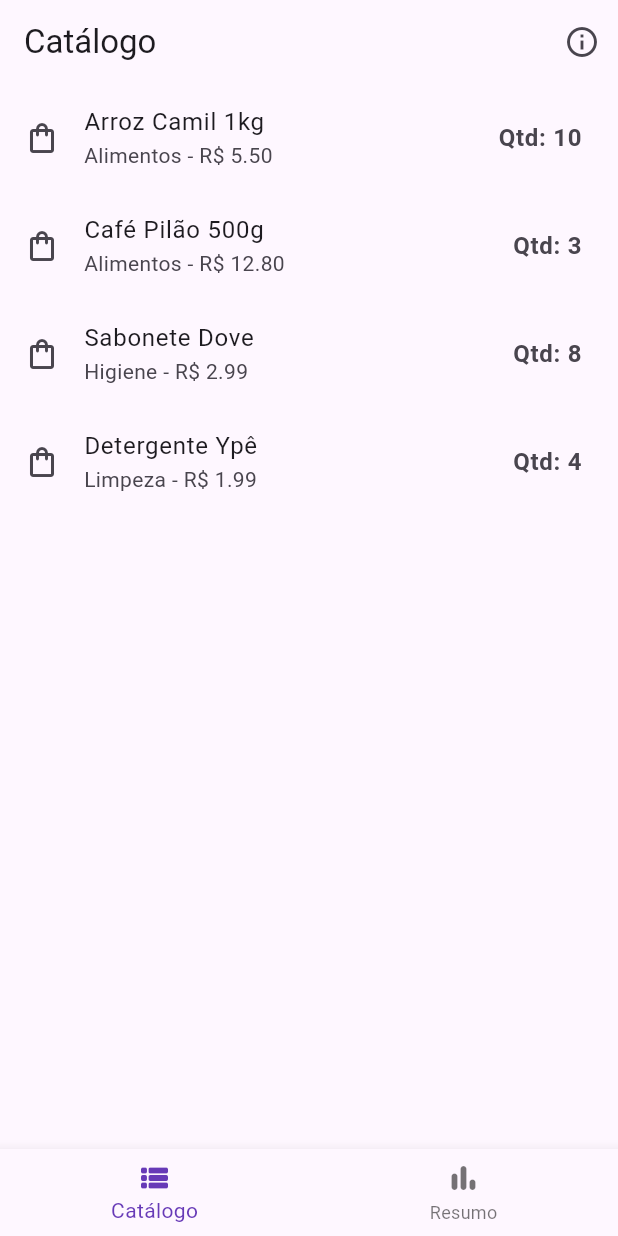
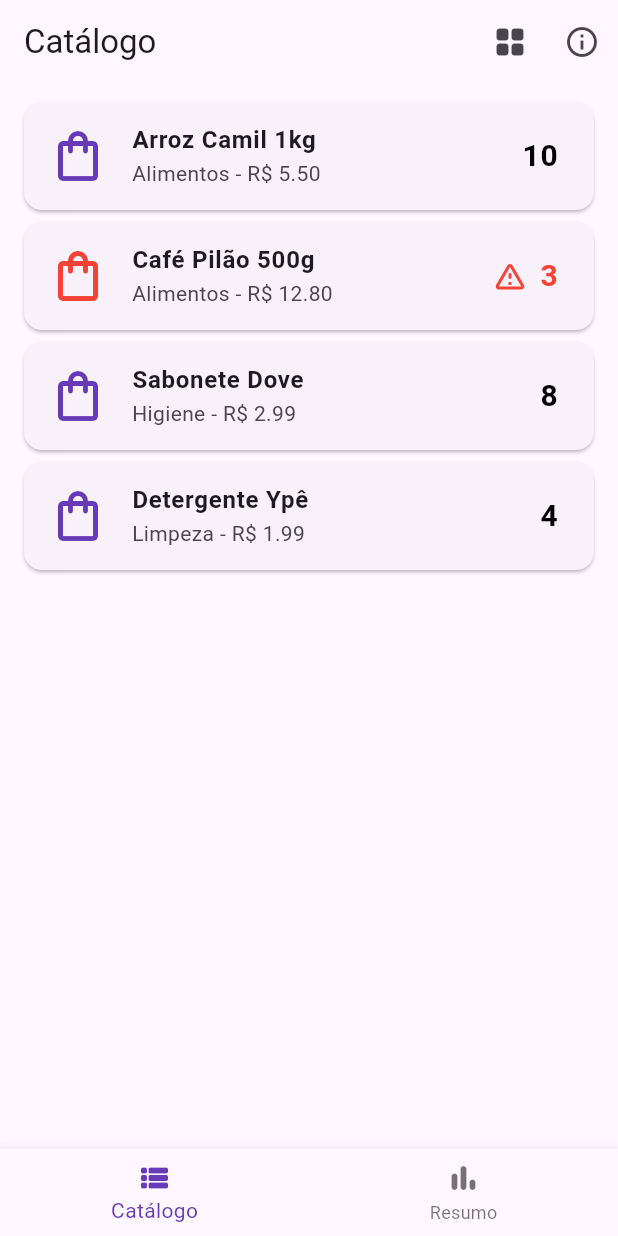
Before and after one commit to matheusrossimachado/Stocklite, a Flutter app: the HomeScreen screen opened directly, on a phone screen of 412 x 824 dp. Run offline on Flutter 3.47's test engine with Material 3 defaults, Android fonts, the phone set to English and light mode, and no system bars; our stand-ins replace device_preview, intl_phone_number_input.

Commit message:
feat: Add list/grid view toggle to catalog screen
This commit introduces a view mode toggle on the catalog screen, allowing users to switch between a list view and a grid view.

- An IconButton was added to the AppBar to control the toggle.
- The HomeScreen was converted to a StatefulWidget to manage the view state (isGridView).
- A GridView.builder was implemented to display products as cards in a 2-column grid.
- The CatalogTab widget was refactored to conditionally render either the ListView or the GridView based on the state.

```diff
--- a/lib/modules/home/views/home_screen.dart
+++ b/lib/modules/home/views/home_screen.dart
@@ -1,5 +1,4 @@
 import 'package:flutter/material.dart';
-// 1. IMPORTANDO AS FERRAMENTAS E MODELOS
 import 'package:provider/provider.dart';
 import 'package:stocklite_app/data/models/product_model.dart';
 import 'package:stocklite_app/modules/about/views/about_screen.dart';
@@ -14,19 +13,28 @@
 class _HomeScreenState extends State<HomeScreen> {
   int _selectedIndex = 0;
 
-  // 2. A LISTA DE TELAS AGORA TEM NOSSO CATÁLOGO DE VERDADE
-  static final List<Widget> _widgetOptions = <Widget>[
-    // Posição 0: A nova tela do Catálogo
-    const CatalogTab(), // Substituímos o Center por um widget dedicado
+  // NOVO: Variável de estado para controlar o modo de visualização.
+  // Começa como 'false', ou seja, o padrão é a visualização em LISTA.
+  bool _isGridView = false;
 
-    // Posição 1: A tela do Resumo (continua como placeholder)
+  // A lista de widgets agora precisa receber o estado de visualização.
+  // Por isso, não pode ser 'static final' mais.
+  late final List<Widget> _widgetOptions;
+
+  // 'initState' é um método especial que é chamado uma única vez
+  // quando o widget é criado. É o lugar perfeito para inicializar nossas variáveis.
+  @override
+  void initState() {
+    super.initState();
+    // Inicializamos nossa lista de abas aqui.
+    _widgetOptions = <Widget>[
+      // Passamos a variável de estado para a aba de Catálogo.
+      CatalogTab(isGridView: _isGridView),
       const Center(
-      child: Text(
-        'Aqui ficará o Resumo/Dashboard',
-        style: TextStyle(fontSize: 22, fontWeight: FontWeight.bold),
-      ),
+        child: Text('Aqui ficará o Resumo/Dashboard'),
       ),
     ];
+  }
 
   void _onItemTapped(int index) {
     setState(() {
@@ -41,6 +49,22 @@
         title: Text(_selectedIndex == 0 ? 'Catálogo' : 'Resumo'),
         automaticallyImplyLeading: false,
         actions: [
+          // NOVO: O botão de Toggle!
+          // Só mostramos o botão se a aba de Catálogo estiver selecionada.
+          if (_selectedIndex == 0)
+            IconButton(
+              // O ícone muda dependendo do modo de visualização atual.
+              icon: Icon(_isGridView ? Icons.view_list_rounded : Icons.grid_view_rounded),
+              tooltip: 'Alterar Visualização', // Texto de ajuda
+              onPressed: () {
+                // Ao pressionar, usamos setState para inverter o valor da nossa variável.
+                setState(() {
+                  _isGridView = !_isGridView;
+                  // ATENÇÃO: Precisamos reconstruir nossa lista de abas com o novo valor.
+                  _widgetOptions[0] = CatalogTab(isGridView: _isGridView);
+                });
+              },
+            ),
           IconButton(
             icon: const Icon(Icons.info_outline),
             onPressed: () {
@@ -54,14 +78,8 @@
       body: _widgetOptions.elementAt(_selectedIndex),
       bottomNavigationBar: BottomNavigationBar(
         items: const <BottomNavigationBarItem>[
-          BottomNavigationBarItem(
-            icon: Icon(Icons.view_list_rounded),
-            label: 'Catálogo',
-          ),
-          BottomNavigationBarItem(
-            icon: Icon(Icons.bar_chart_rounded),
-            label: 'Resumo',
-          ),
+          BottomNavigationBarItem(icon: Icon(Icons.view_list_rounded), label: 'Catálogo'),
+          BottomNavigationBarItem(icon: Icon(Icons.bar_chart_rounded), label: 'Resumo'),
         ],
         currentIndex: _selectedIndex,
         selectedItemColor: Colors.deepPurple,
@@ -71,44 +89,99 @@
   }
 }
 
-// 3. O WIDGET DEDICADO PARA A ABA DE CATÁLOGO
+// O widget CatalogTab agora precisa saber qual visualização mostrar.
 class CatalogTab extends StatelessWidget {
-  const CatalogTab({super.key});
+  // Recebemos o valor de 'isGridView' da tela principal.
+  final bool isGridView;
+  const CatalogTab({super.key, required this.isGridView});
 
   @override
   Widget build(BuildContext context) {
-    // 4. A MÁGICA DO CONSUMER
-    // O widget Consumer "ouve" o ProductController. Toda vez que o controller
-    // chamar 'notifyListeners()', o Consumer vai reconstruir o que está dentro do 'builder'.
     return Consumer<ProductController>(
       builder: (context, productController, child) {
-        // 5. CONSTRUINDO A LISTA
-        // Usamos ListView.builder para criar a lista de forma eficiente.
-        // Ele só constrói os itens que estão visíveis na tela.
+        if (productController.products.isEmpty) {
+          return const Center(child: Text('Nenhum produto cadastrado ainda.'));
+        }
+
+        // --- AQUI ESTÁ A LÓGICA DO TOGGLE ---
+        // Usamos um operador ternário para decidir qual widget construir.
+        return isGridView
+            ? _buildGridView(productController.products) // Se for grade, constrói a grade.
+            : _buildListView(productController.products); // Senão, constrói a lista.
+      },
+    );
+  }
+
+  // MÉTODO PARA CONSTRUIR A LISTA (O que já tínhamos)
+  Widget _buildListView(List<ProductModel> products) {
     return ListView.builder(
-          // Dizemos quantos itens a lista terá no total.
-          itemCount: productController.products.length,
-          // 'itemBuilder' é a receita para construir cada item da lista.
+      padding: const EdgeInsets.all(8.0),
+      itemCount: products.length,
       itemBuilder: (context, index) {
-            // Pegamos o produto específico para esta posição da lista.
-            final ProductModel product = productController.products[index];
-
-            // 6. O VISUAL DE CADA ITEM DA LISTA
-            // Usamos um ListTile, que é perfeito para exibir informações de forma organizada.
-            return ListTile(
-              // 'leading' é o widget que aparece no início.
-              leading: const Icon(Icons.shopping_bag_outlined),
-              // 'title' é o texto principal.
-              title: Text(product.name),
-              // 'subtitle' é o texto secundário, abaixo do título.
+        final ProductModel product = products[index];
+        final bool isLowStock = product.quantity <= product.minimumQuantity;
+        return Card(
+          margin: const EdgeInsets.symmetric(horizontal: 8, vertical: 4),
+          child: ListTile(
+            leading: Icon(Icons.shopping_bag_outlined, color: isLowStock ? Colors.red : Colors.deepPurple, size: 40),
+            title: Text(product.name, style: const TextStyle(fontWeight: FontWeight.bold)),
             subtitle: Text('${product.category} - R\$ ${product.price.toStringAsFixed(2)}'),
-              // 'trailing' é o widget que aparece no final.
-              trailing: Text(
-                'Qtd: ${product.quantity}',
-                style: const TextStyle(fontSize: 16, fontWeight: FontWeight.bold),
+            trailing: Row(
+              mainAxisSize: MainAxisSize.min,
+              children: [
+                if (isLowStock) const Icon(Icons.warning_amber_rounded, color: Colors.red),
+                const SizedBox(width: 8),
+                Text('${product.quantity}', style: TextStyle(fontSize: 20, fontWeight: FontWeight.bold, color: isLowStock ? Colors.red : Colors.black)),
+              ],
+            ),
           ),
         );
       },
+    );
+  }
+
+  // NOVO: MÉTODO PARA CONSTRUIR A GRADE
+  Widget _buildGridView(List<ProductModel> products) {
+    return GridView.builder(
+      padding: const EdgeInsets.all(8.0),
+      // 'gridDelegate' define o layout da grade.
+      // 'SliverGridDelegateWithFixedCrossAxisCount' cria uma grade com um número fixo de colunas.
+      gridDelegate: const SliverGridDelegateWithFixedCrossAxisCount(
+        crossAxisCount: 2, // 2 colunas
+        crossAxisSpacing: 8, // Espaçamento horizontal entre os cards
+        mainAxisSpacing: 8, // Espaçamento vertical
+        childAspectRatio: 0.8, // Proporção dos cards (largura / altura)
+      ),
+      itemCount: products.length,
+      itemBuilder: (context, index) {
+        final ProductModel product = products[index];
+        final bool isLowStock = product.quantity <= product.minimumQuantity;
+
+        // Usamos um Card para cada item da grade, com um layout vertical (Column).
+        return Card(
+          elevation: 2,
+          child: Padding(
+            padding: const EdgeInsets.all(8.0),
+            child: Column(
+              crossAxisAlignment: CrossAxisAlignment.start,
+              children: [
+                // Ícone com o alerta de estoque baixo no canto.
+                Align(
+                  alignment: Alignment.topRight,
+                  child: isLowStock ? const Icon(Icons.warning_amber_rounded, color: Colors.red) : const SizedBox(),
+                ),
+                Expanded(
+                  child: Center(
+                    child: Icon(Icons.shopping_bag_outlined, color: isLowStock ? Colors.red : Colors.deepPurple, size: 50),
+                  ),
+                ),
+                Text(product.name, style: const TextStyle(fontWeight: FontWeight.bold), maxLines: 2, overflow: TextOverflow.ellipsis),
+                const SizedBox(height: 4),
+                Text('Qtd: ${product.quantity}', style: TextStyle(fontWeight: FontWeight.bold, color: isLowStock ? Colors.red : Colors.black)),
+                Text('R\$ ${product.price.toStringAsFixed(2)}'),
+              ],
+            ),
+          ),
         );
       },
     );
```
Lines whose indentation alone changed are shown as unchanged.
